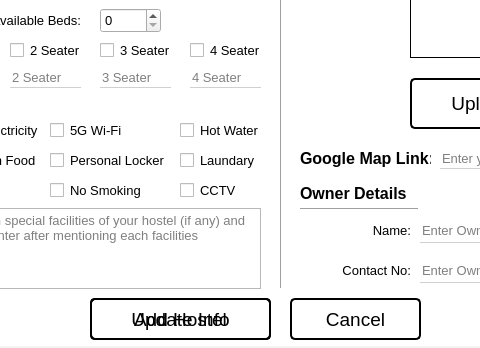
Above: HostelFinder/dashboard.ui from itsanmol124/HostelFinder before the change; both pictures show x 471 to 951 and y 252 to 600 of the 1200 by 600 pixel window. Below: the same form after it.
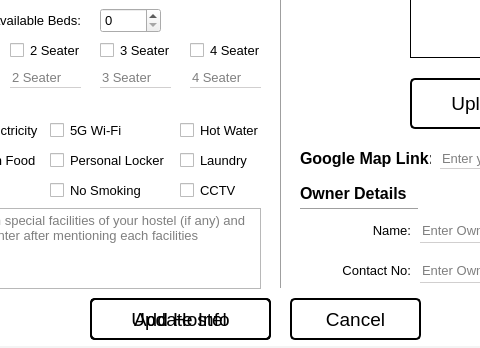
That is the form after the change. Icons and pictures are not drawn.

What changed in the file:
```diff
--- a/HostelFinder/dashboard.ui
+++ b/HostelFinder/dashboard.ui
@@ -1240,7 +1240,7 @@
              <cursorShape>PointingHandCursor</cursorShape>
             </property>
             <property name="text">
-             <string>Laundary</string>
+             <string>Laundry</string>
             </property>
            </widget>
            <widget class="QLineEdit" name="in_hostelName">
```
Left out of the diff: 2 changed lines with no effect on the pictures.
